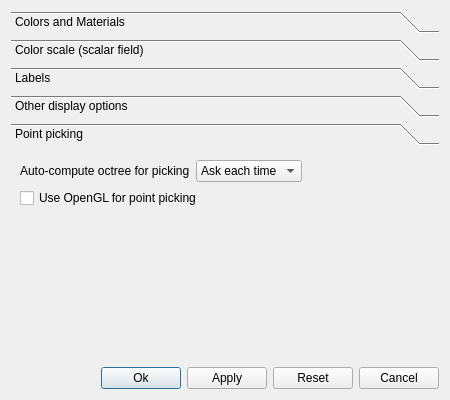
Qt form qCC/ui_templates/displayOptionsDlg.ui (CloudCompare/CloudCompare) before a commit.
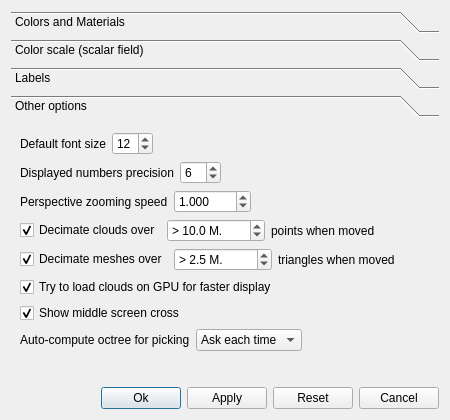
The same form after that commit. The open tabs and pages were chosen to show the change. Icons and pictures are not drawn.

Commit message: Point and triangle picking with OpenGL removed (slow and deprecated) DgmOctree based rendering of point clouds moved to ccPointCloud

What changed in the file:
```diff
--- a/qCC/ui_templates/displayOptionsDlg.ui
+++ b/qCC/ui_templates/displayOptionsDlg.ui
@@ -7,7 +7,7 @@
     <x>0</x>
     <y>0</y>
     <width>450</width>
-    <height>400</height>
+    <height>420</height>
    </rect>
   </property>
   <property name="sizePolicy">
@@ -590,11 +590,11 @@
         <x>0</x>
         <y>0</y>
         <width>432</width>
-        <height>216</height>
+        <height>263</height>
        </rect>
       </property>
       <attribute name="label">
-       <string>Other display options</string>
+       <string>Other options</string>
       </attribute>
       <layout class="QVBoxLayout" name="verticalLayout_8">
        <item>
@@ -868,34 +868,6 @@
         </widget>
        </item>
        <item>
-        <spacer name="verticalSpacer_3">
-         <property name="orientation">
-          <enum>Qt::Vertical</enum>
-         </property>
-         <property name="sizeHint" stdset="0">
-          <size>
-           <width>20</width>
-           <height>16</height>
-          </size>
-         </property>
-        </spacer>
-       </item>
-      </layout>
-     </widget>
-     <widget class="QWidget" name="pickingPage">
-      <property name="geometry">
-       <rect>
-        <x>0</x>
-        <y>0</y>
-        <width>432</width>
-        <height>216</height>
-       </rect>
-      </property>
-      <attribute name="label">
-       <string>Point picking</string>
-      </attribute>
-      <layout class="QVBoxLayout" name="verticalLayout_2">
-       <item>
         <layout class="QHBoxLayout" name="horizontalLayout_10">
          <item>
           <widget class="QLabel" name="label_22">
@@ -945,24 +917,14 @@
         </layout>
        </item>
        <item>
-        <widget class="QCheckBox" name="openGLPickingCheckBox">
-         <property name="toolTip">
-          <string>To use OpenGL for point picking (no octree is required but it can be slow on low-end GPUs)</string>
-         </property>
-         <property name="text">
-          <string>Use OpenGL for point picking</string>
-         </property>
-        </widget>
-       </item>
-       <item>
-        <spacer name="verticalSpacer_7">
+        <spacer name="verticalSpacer_3">
          <property name="orientation">
           <enum>Qt::Vertical</enum>
          </property>
          <property name="sizeHint" stdset="0">
           <size>
            <width>20</width>
-           <height>144</height>
+           <height>16</height>
           </size>
          </property>
         </spacer>
```
Left out of the diff: 28 changed lines with no effect on the pictures. The commit also changes 21 other files.
